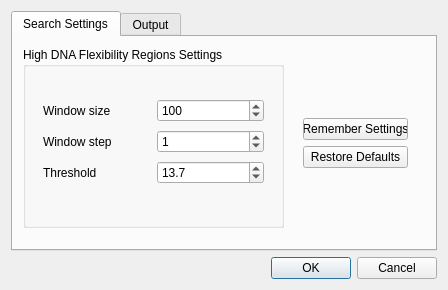
Before: the Qt Designer form src/plugins/dna_flexibility/src/ui/DNAFlexDialog.ui in violethaze74/ugene, drawn with Qt 5.
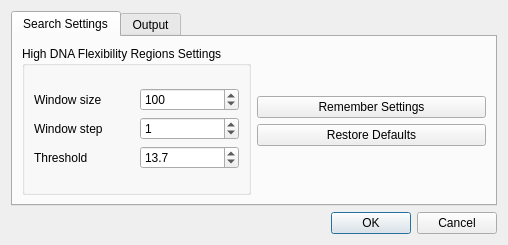
After: the same form once the commit is applied. The open tabs and pages were chosen to show the change.

Commit message: UGENE-2979: Invalid DNA Flexibility dialog layout on mac

Diff of the .ui file:
```diff
--- a/src/plugins/dna_flexibility/src/ui/DNAFlexDialog.ui
+++ b/src/plugins/dna_flexibility/src/ui/DNAFlexDialog.ui
@@ -6,26 +6,20 @@
    <rect>
     <x>0</x>
     <y>0</y>
-    <width>448</width>
-    <height>290</height>
+    <width>508</width>
+    <height>245</height>
    </rect>
   </property>
   <property name="sizePolicy">
-   <sizepolicy hsizetype="Fixed" vsizetype="Fixed">
+   <sizepolicy hsizetype="Preferred" vsizetype="Preferred">
     <horstretch>0</horstretch>
     <verstretch>0</verstretch>
    </sizepolicy>
   </property>
   <property name="minimumSize">
    <size>
-    <width>448</width>
-    <height>290</height>
-   </size>
-  </property>
-  <property name="maximumSize">
-   <size>
-    <width>448</width>
-    <height>290</height>
+    <width>0</width>
+    <height>0</height>
    </size>
   </property>
   <property name="windowTitle">
@@ -47,27 +41,14 @@
       <attribute name="title">
        <string>Search Settings</string>
       </attribute>
+      <layout class="QHBoxLayout" name="horizontalLayout">
+       <item>
       <widget class="QGroupBox" name="groupHighFlexSettings">
-       <property name="geometry">
-        <rect>
-         <x>10</x>
-         <y>10</y>
-         <width>261</width>
-         <height>181</height>
-        </rect>
-       </property>
        <property name="title">
         <string>High DNA Flexibility Regions Settings</string>
        </property>
-       <widget class="QWidget" name="layoutWidget">
-        <property name="geometry">
-         <rect>
-          <x>20</x>
-          <y>50</y>
-          <width>221</width>
-          <height>91</height>
-         </rect>
-        </property>
+         <layout class="QVBoxLayout" name="verticalLayout_4">
+          <item>
         <layout class="QGridLayout" name="gridLayout">
          <item row="0" column="0">
           <widget class="QLabel" name="lblWindowSize">
@@ -139,27 +120,24 @@
           </widget>
          </item>
         </layout>
-       </widget>
-      </widget>
-      <widget class="QWidget" name="layoutWidget">
-       <property name="geometry">
-        <rect>
-         <x>290</x>
-         <y>20</y>
-         <width>105</width>
-         <height>171</height>
-        </rect>
-       </property>
+          </item>
+         </layout>
+        </widget>
+       </item>
+       <item>
        <layout class="QVBoxLayout" name="verticalLayout_3">
         <item>
          <spacer name="verticalSpacer">
           <property name="orientation">
            <enum>Qt::Vertical</enum>
           </property>
+           <property name="sizeType">
+            <enum>QSizePolicy::MinimumExpanding</enum>
+           </property>
           <property name="sizeHint" stdset="0">
            <size>
             <width>20</width>
-            <height>40</height>
+             <height>0</height>
            </size>
           </property>
          </spacer>
@@ -187,16 +165,20 @@
           <property name="orientation">
            <enum>Qt::Vertical</enum>
           </property>
+           <property name="sizeType">
+            <enum>QSizePolicy::MinimumExpanding</enum>
+           </property>
           <property name="sizeHint" stdset="0">
            <size>
             <width>20</width>
-            <height>40</height>
+             <height>0</height>
            </size>
           </property>
          </spacer>
         </item>
        </layout>
-      </widget>
+       </item>
+      </layout>
      </widget>
      <widget class="QWidget" name="tabOutput">
       <attribute name="title">
```
Left out of the diff: 17 changed lines with no effect on the pictures. Lines whose indentation alone changed are shown as unchanged. The commit also changes 1 other file.
